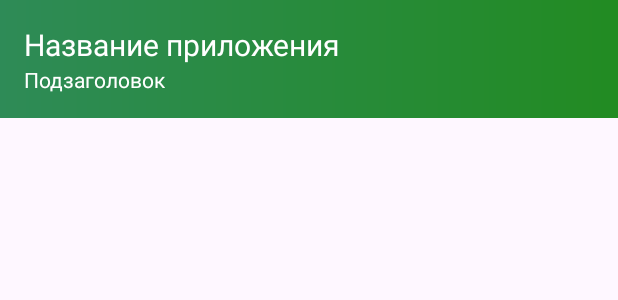
After one commit to ArtyukovNikita/Workaut_helper_app, an Android app: the layout nav_header.xml on its own in the app's theme, with its tools: preview values and no code run, on a phone screen of 412 x 824 dp. The commit adds this screen. Shown: the top 300 px of the screen. Run offline under Robolectric (Android 15) with nearby library versions, the phone set to English and light mode, and no system bars.

Commit message:
Соmmit 0.2.0

```diff
--- /dev/null
+++ b/app/src/main/res/layout/nav_header.xml
@@ -0,0 +1,23 @@
+<?xml version="1.0" encoding="utf-8"?>
+<LinearLayout xmlns:android="http://schemas.android.com/apk/res/android"
+    android:layout_width="match_parent"
+    android:layout_height="wrap_content"
+    android:orientation="vertical"
+    android:padding="16dp"
+    android:background="@drawable/gradient_background"> <!-- Можете использовать свой фон -->
+
+    <TextView
+        android:id="@+id/nav_header_title"
+        android:layout_width="wrap_content"
+        android:layout_height="wrap_content"
+        android:text="Название приложения"
+        android:textColor="@android:color/white"
+        android:textSize="20sp" />
+
+    <TextView
+        android:id="@+id/nav_header_subtitle"
+        android:layout_width="wrap_content"
+        android:layout_height="wrap_content"
+        android:text="Подзаголовок"
+        android:textColor="@android:color/white" />
+</LinearLayout>
--- a/app/src/main/res/values/strings.xml
+++ b/app/src/main/res/values/strings.xml
@@ -3,5 +3,7 @@
     <string name="menu">Описание меню</string>
     <string name="calendar">Календарь</string>
     <string name="Today">Workout for today</string>
+    <string name="navigation_drawer_open">Открыть меню</string>
+    <string name="navigation_drawer_close">Закрыть меню</string>
 
 </resources>
```
Also changed, not shown: app/src/main/java/com/example/workauthelper/MainActivity.java (+56 -4 lines), app/src/main/res/layout/activity_main.xml (+16 -0 lines), app/src/main/res/menu/menu_navigation.xml (added, +12 -0 lines).
